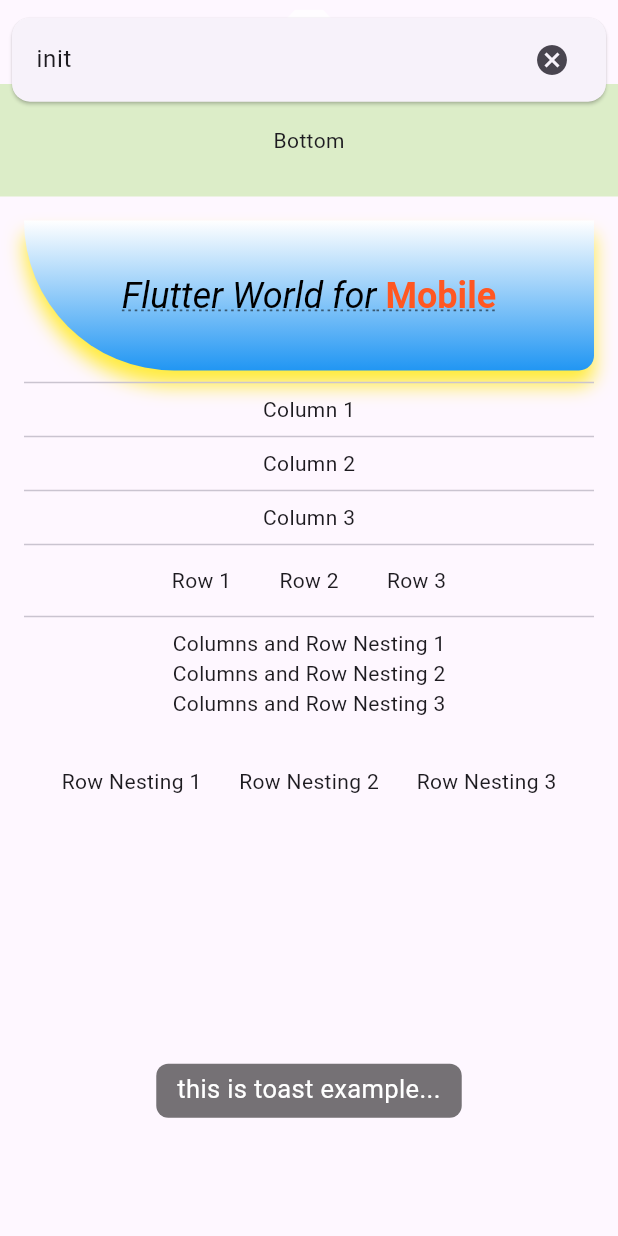
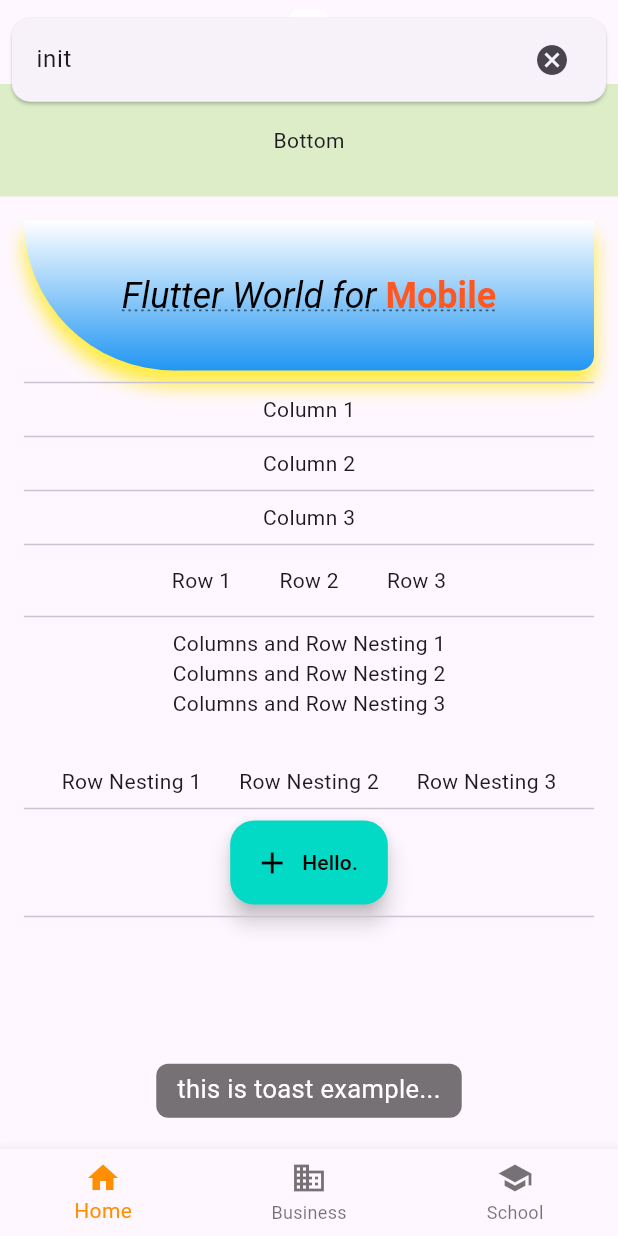
Before and after one commit to mfahidj/flutters, a Flutter app: the screen it shows after launch, after a tap on the "menu" icon, on a phone screen of 412 x 824 dp. Run offline on Flutter 3.47's test engine with Material 3 defaults, Android fonts, the phone set to English and light mode, and no system bars; our stand-ins replace bot_toast; statements that could not run were skipped.

```diff
--- a/lib/main.dart
+++ b/lib/main.dart
@@ -37,6 +37,30 @@ class MyHomePage extends StatefulWidget
   }
 }
 class MyHomeState extends State<MyHomePage>{
+  int _selectedIndex = 0;
+  static const TextStyle optionStyle =
+  TextStyle(fontSize: 30, fontWeight: FontWeight.bold);
+  static const List<Widget> _widgetOptions = <Widget>[
+    Text(
+      'Index 0: Home',
+      style: optionStyle,
+    ),
+    Text(
+      'Index 1: Business',
+      style: optionStyle,
+    ),
+    Text(
+      'Index 2: School',
+      style: optionStyle,
+    ),
+  ];
+
+  void _onItemTapped(int index) {
+    setState(() {
+      _selectedIndex = index;
+    });
+  }
+
   @override
   Widget build(BuildContext context) {
     return  Scaffold(
@@ -48,9 +72,9 @@ class MyHomeState extends State<MyHomePage>{
           BotToast.showSimpleNotification(title: "init");
           //BotToast.showLoading(); //popup a loading toast
           BotToast.showAttachedWidget(
-              attachedBuilder: (_) => Card(
+              attachedBuilder: (_) => const Card(
                 child: Padding(
-                  padding: const EdgeInsets.all(8.0),
+                  padding: EdgeInsets.all(8.0),
                   child: Icon(
                     Icons.favorite,
                     color: Colors.redAccent,
@@ -107,11 +131,40 @@ class MyHomeState extends State<MyHomePage>{
                 const RowWidget(),
                 Divider(),
                 const ColumnAndRowNestingWidget(),
+                Divider(),
+                FloatingActionButton.extended(onPressed: (){
+                  BotToast.showText(text: "FloatingActionButton Pressed");
+                },
+                  backgroundColor: const Color(0xff03dac6),
+                  foregroundColor: Colors.black,
+                  icon: Icon(Icons.add),
+                  label: Text("Hello."),
+                ),
+                Divider(),
               ],
             ),
           ),
         ),
       ),
+      bottomNavigationBar: BottomNavigationBar(
+        items: const <BottomNavigationBarItem>[
+          BottomNavigationBarItem(
+            icon: Icon(Icons.home),
+            label: 'Home',
+          ),
+          BottomNavigationBarItem(
+            icon: Icon(Icons.business),
+            label: 'Business',
+          ),
+          BottomNavigationBarItem(
+            icon: Icon(Icons.school),
+            label: 'School',
+          ),
+        ],
+        currentIndex: _selectedIndex,
+        selectedItemColor: Colors.amber[800],
+        onTap: _onItemTapped,
+      ),
     );
   }
 }//end of Home Class
```
